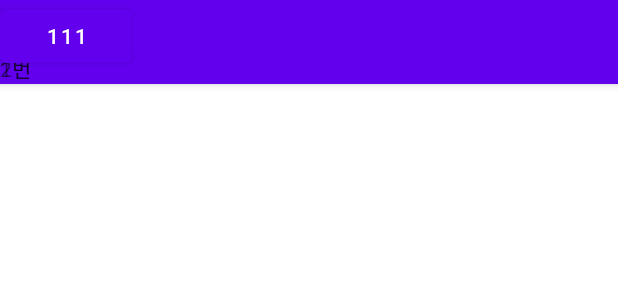
After one commit to solly29/solly_todo, an Android app: the layout activity_appbar_test2.xml on its own in the app's theme, with its tools: preview values and no code run, on a phone screen of 412 x 824 dp. The commit adds this screen. Shown: the top 300 px of the screen. Run offline under Robolectric (Android 15) with nearby library versions, the phone set to English and light mode, and no system bars.

Commit message:
motionlayout 적용 및 학습

```diff
--- a/app/build.gradle
+++ b/app/build.gradle
@@ -86,4 +86,6 @@ dependencies {
     // okhttp
     implementation "com.squareup.okhttp3:okhttp:4.9.1"
     implementation "com.squareup.okhttp3:logging-interceptor:4.9.1"
+
+    implementation 'androidx.constraintlayout:constraintlayout:2.1.3'
 }
--- a/app/src/main/AndroidManifest.xml
+++ b/app/src/main/AndroidManifest.xml
@@ -22,6 +22,8 @@
 
         <activity android:name=".presentation.view.AppBarTestActivity"
             android:exported="true"/>
+        <activity android:name=".presentation.view.MotionTest"
+            android:exported="true"/>
 
         <activity android:name=".presentation.view.IntroActivity"
             android:exported="true">
--- /dev/null
+++ b/app/src/main/java/com/example/solly/todo/presentation/view/CollapsibleToolbar.kt
@@ -0,0 +1,19 @@
+package com.example.solly.todo.presentation.view
+
+import android.content.Context
+import android.util.AttributeSet
+import androidx.constraintlayout.motion.widget.MotionLayout
+import com.google.android.material.appbar.AppBarLayout
+
+class CollapsibleToolbar @JvmOverloads constructor(
+    context: Context, attrs: AttributeSet? = null, defStyleAttr: Int = 0
+) : MotionLayout(context, attrs, defStyleAttr), AppBarLayout.OnOffsetChangedListener {
+    override fun onOffsetChanged(appBarLayout: AppBarLayout?, verticalOffset: Int) {
+        progress = -verticalOffset / appBarLayout?.totalScrollRange?.toFloat()!!
+    }
+
+    override fun onAttachedToWindow() {
+        super.onAttachedToWindow()
+        (parent as? AppBarLayout)?.addOnOffsetChangedListener(this)
+    }
+}
--- /dev/null
+++ b/app/src/main/res/layout/activity_appbar_test2.xml
@@ -0,0 +1,24 @@
+<?xml version="1.0" encoding="utf-8"?>
+<layout
+    xmlns:android="http://schemas.android.com/apk/res/android"
+    xmlns:app="http://schemas.android.com/apk/res-auto"
+    xmlns:tools="http://schemas.android.com/tools">
+
+    <androidx.coordinatorlayout.widget.CoordinatorLayout
+        android:layout_width="match_parent"
+        android:layout_height="match_parent"
+        android:id="@+id/content"
+        android:fitsSystemWindows="false">
+
+        <com.google.android.material.appbar.AppBarLayout
+            android:id="@+id/toolbar_test"
+            android:layout_width="match_parent"
+            android:layout_height="?actionBarSize">
+
+            <include layout="@layout/motion_app_bar"/>
+
+        </com.google.android.material.appbar.AppBarLayout>
+
+    </androidx.coordinatorlayout.widget.CoordinatorLayout>
+
+</layout>
--- /dev/null
+++ b/app/src/main/res/layout/motion_app_bar.xml
@@ -0,0 +1,34 @@
+<?xml version="1.0" encoding="utf-8"?>
+<com.example.solly.todo.presentation.view.CollapsibleToolbar xmlns:android="http://schemas.android.com/apk/res/android"
+    android:layout_width="match_parent"
+    android:layout_height="match_parent"
+    xmlns:app="http://schemas.android.com/apk/res-auto"
+    android:id="@+id/motionLayout"
+    android:minHeight="100dp"
+    android:fitsSystemWindows="false"
+    app:layoutDescription="@xml/scene_02">
+
+    <Button
+        android:id="@+id/test"
+        android:layout_width="wrap_content"
+        android:layout_height="wrap_content"
+        android:text="111"
+        android:transformPivotX="200dp"/>
+
+    <TextView
+        android:id="@+id/text_1"
+        android:layout_width="wrap_content"
+        android:layout_height="wrap_content"
+        android:text="1번"
+        android:transformPivotX="0dp"
+        android:transformPivotY="0dp"/>
+
+    <TextView
+        android:id="@+id/text_2"
+        android:layout_width="wrap_content"
+        android:layout_height="wrap_content"
+        android:text="2번"
+        android:transformPivotX="100dp"
+        android:transformPivotY="0dp"/>
+
+</com.example.solly.todo.presentation.view.CollapsibleToolbar>
--- /dev/null
+++ b/app/src/main/res/xml/scene_02.xml
@@ -0,0 +1,67 @@
+<?xml version="1.0" encoding="utf-8"?>
+<MotionScene
+    xmlns:android="http://schemas.android.com/apk/res/android"
+    xmlns:motion="http://schemas.android.com/apk/res-auto">
+
+    <Transition
+        motion:constraintSetStart="@+id/start"
+        motion:constraintSetEnd="@+id/end"
+        motion:motionInterpolator="linear">
+
+        <OnClick
+            motion:targetId="@id/test"
+            motion:clickAction="toggle"/>
+    </Transition>
+
+    <ConstraintSet
+        android:id="@+id/start">
+
+        <Constraint
+            android:id="@+id/toolbar_test"
+            android:layout_height="200dp"/>
+
+
+        <Constraint
+            android:id="@+id/text_1"
+            android:layout_width="wrap_content"
+            android:layout_height="wrap_content"
+            android:rotation="-90.0"
+            motion:layout_constraintBottom_toBottomOf="parent"
+            motion:layout_constraintStart_toStartOf="parent"/>
+
+        <Constraint
+            android:id="@+id/text_2"
+            android:layout_width="wrap_content"
+            android:layout_height="wrap_content"
+            android:transformPivotY="30dp"
+            motion:layout_constraintBottom_toBottomOf="parent"
+            motion:layout_constraintStart_toStartOf="parent"/>
+
+    </ConstraintSet>
+
+    <ConstraintSet
+        android:id="@+id/end">
+
+        <Constraint
+            android:id="@+id/toolbar_test"
+            android:layout_height="?actionBarSize"/>
+
+        <Constraint
+            android:id="@+id/text_1"
+            android:layout_width="wrap_content"
+            android:layout_height="wrap_content"
+            android:rotation="0.0"
+            motion:layout_constraintBottom_toBottomOf="parent"
+            motion:layout_constraintStart_toStartOf="parent"/>
+
+        <Constraint
+            android:id="@+id/text_2"
+            android:layout_width="wrap_content"
+            android:layout_height="wrap_content"
+            android:transformPivotY="0dp"
+            motion:layout_constraintBottom_toBottomOf="parent"
+            motion:layout_constraintStart_toStartOf="parent"/>
+
+    </ConstraintSet>
+
+</MotionScene>
```
Also changed, not shown: app/src/main/java/com/example/solly/todo/presentation/view/AppBarTestActivity.kt (+21 -20 lines), app/src/main/java/com/example/solly/todo/presentation/view/MotionTest.kt (added, +21 -0 lines), app/src/main/res/layout/motion_toolbar.xml (added, +18 -0 lines), app/src/main/res/xml/scene_01.xml (added, +49 -0 lines).
